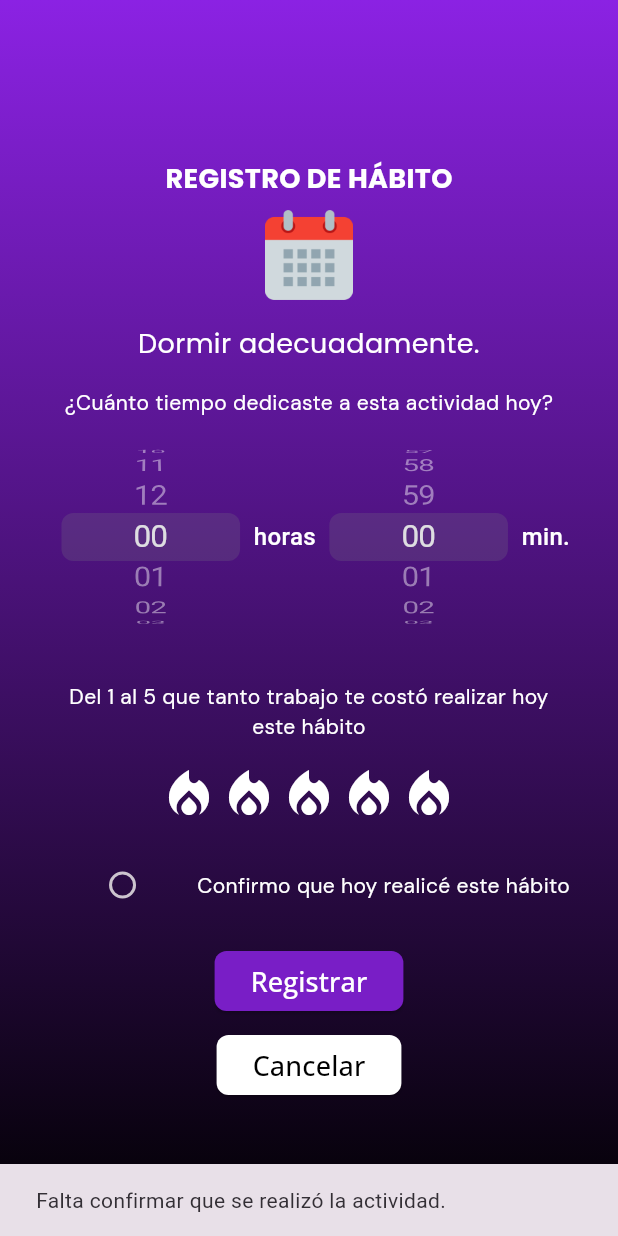
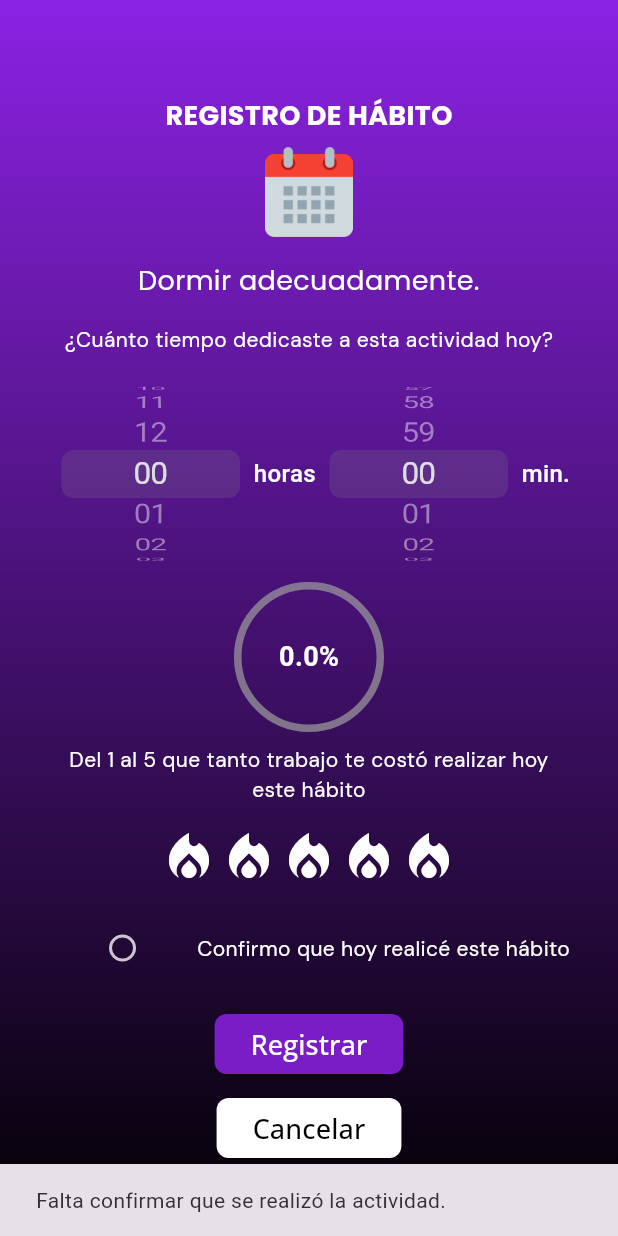
Before and after one commit to diegoZarateFer/stubit, a Flutter app: the RegisterTHabitScreen screen opened directly, after a tap on "Registrar", on a phone screen of 412 x 824 dp. Run offline on Flutter 3.47's test engine with Material 3 defaults, Android fonts, the phone set to English and light mode, and no system bars; drawn by our look-alikes of flutter_rating_bar, percent_indicator; our stand-ins replace cloud_firestore, firebase_auth, firebase_core, google_fonts, popover, table_calendar; missing offline and left inert: day_picker; accounts and stored records are empty.

Commit message:
Agregando indicador de porcentaje.

```diff
--- a/lib/main.dart
+++ b/lib/main.dart
@@ -4,6 +4,7 @@ import 'package:flutter_localizations/flutter_localizations.dart';
 import 'package:stubit/firebase_options.dart';
 import 'package:google_fonts/google_fonts.dart';
 import 'package:stubit/screens/auth_wrapper.dart';
+import 'package:stubit/screens/register_habits_screens/register_T_habit_screen.dart';
 
 final colorScheme = ColorScheme.fromSeed(
   brightness: Brightness.dark,
@@ -65,7 +66,7 @@ class MyApp extends StatelessWidget {
         GlobalWidgetsLocalizations.delegate,
         GlobalCupertinoLocalizations.delegate,
       ],
-      home: const AuthWrapper(),
+      home: RegisterTHabitScreen(),
     );
   }
 }
--- a/lib/screens/register_habits_screens/register_T_habit_screen.dart
+++ b/lib/screens/register_habits_screens/register_T_habit_screen.dart
@@ -2,6 +2,7 @@ import 'package:flutter/cupertino.dart';
 import 'package:flutter/material.dart';
 import 'package:flutter_rating_bar/flutter_rating_bar.dart';
 import 'package:google_fonts/google_fonts.dart';
+import 'package:percent_indicator/circular_percent_indicator.dart';
 
 final List<String> _hours = List.generate(
   13,
@@ -17,7 +18,7 @@ class RegisterTHabitScreen extends StatefulWidget {
   const RegisterTHabitScreen({
     super.key,
     this.initialNumberOfMinutes = 0,
-    this.initialNumberOfHours = 7,
+    this.initialNumberOfHours = 0,
   });
 
   final int initialNumberOfMinutes, initialNumberOfHours;
@@ -30,18 +31,25 @@ class _CreateFtHabitScreenState extends State<RegisterTHabitScreen> {
   final _formKey = GlobalKey<FormState>();
 
   bool _confirmationBoxIsSelected = false;
-  int _selectedDifficulty = 0;
+  int _selectedDifficulty = 0, _selectedTotalMinutes = 0;
+
+  late int _targetTime;
 
   late FixedExtentScrollController _scrollHoursController,
       _scrollMinutesController;
 
-  void _registerHabit() {
-    ScaffoldMessenger.of(context).clearSnackBars();
+  void _onSelectedTimeChange() {
     int selectedHours = _scrollHoursController.selectedItem % _hours.length;
     int selectedMinutes =
         _scrollMinutesController.selectedItem % _minutes.length;
 
-    int selectedTotalMinutes = selectedHours * 60 + selectedMinutes;
+    setState(() {
+      _selectedTotalMinutes = selectedHours * 60 + selectedMinutes;
+    });
+  }
+
+  void _registerHabit() {
+    ScaffoldMessenger.of(context).clearSnackBars();
 
     if (!_confirmationBoxIsSelected) {
       ScaffoldMessenger.of(context).showSnackBar(
@@ -56,12 +64,14 @@ class _CreateFtHabitScreenState extends State<RegisterTHabitScreen> {
 
     print(_selectedDifficulty);
     print(_confirmationBoxIsSelected);
-    print(selectedTotalMinutes);
+    print(_selectedTotalMinutes);
   }
 
   @override
   void initState() {
     super.initState();
+    // TODO: Get daily time from DB.
+    _targetTime = 480;
     _scrollHoursController =
         FixedExtentScrollController(initialItem: widget.initialNumberOfHours);
     _scrollMinutesController =
@@ -70,6 +80,10 @@ class _CreateFtHabitScreenState extends State<RegisterTHabitScreen> {
 
   @override
   Widget build(BuildContext context) {
+    double targetPercentage = _selectedTotalMinutes.toDouble() / _targetTime > 1
+        ? 1
+        : _selectedTotalMinutes.toDouble() / _targetTime;
+
     return Scaffold(
       body: Container(
         decoration: const BoxDecoration(
@@ -144,7 +158,9 @@ class _CreateFtHabitScreenState extends State<RegisterTHabitScreen> {
                                 looping: true,
                                 itemExtent: 32,
                                 scrollController: _scrollHoursController,
-                                onSelectedItemChanged: (index) {},
+                                onSelectedItemChanged: (index) {
+                                  _onSelectedTimeChange();
+                                },
                                 children: _hours
                                     .map(
                                       (hour) => Center(
@@ -170,7 +186,9 @@ class _CreateFtHabitScreenState extends State<RegisterTHabitScreen> {
                                 looping: true,
                                 itemExtent: 32,
                                 scrollController: _scrollMinutesController,
-                                onSelectedItemChanged: (index) {},
+                                onSelectedItemChanged: (index) {
+                                  _onSelectedTimeChange();
+                                },
                                 children: _minutes
                                     .map(
                                       (minute) => Center(
@@ -193,7 +211,25 @@ class _CreateFtHabitScreenState extends State<RegisterTHabitScreen> {
                       ),
                     ),
                     const SizedBox(
-                      height: 32,
+                      height: 8,
+                    ),
+                    CircularPercentIndicator(
+                      radius: 50,
+                      lineWidth: 5,
+                      percent: targetPercentage,
+                      center: Text(
+                        "${(targetPercentage * 100).toStringAsFixed(1)}%",
+                        style: const TextStyle(
+                          color: Colors.white,
+                          fontSize: 18,
+                          fontWeight: FontWeight.bold,
+                        ),
+                      ),
+                      backgroundColor: const Color.fromARGB(178, 158, 158, 158),
+                      progressColor: const Color.fromARGB(255, 228, 200, 247),
+                    ),
+                    const SizedBox(
+                      height: 8,
                     ),
                     Text(
                       "Del 1 al 5 que tanto trabajo te costó realizar hoy este hábito",
```
